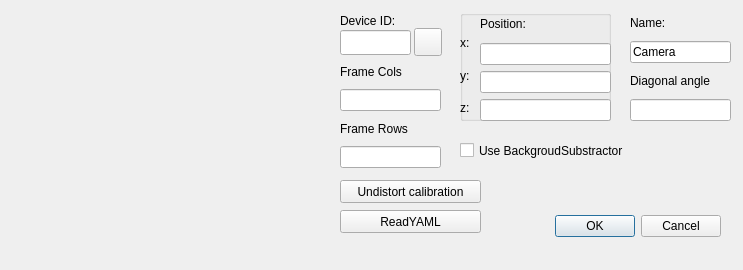
kaajo/WebCamCap, file WebCamCap2/gui/addcamera.ui: the form before one commit.
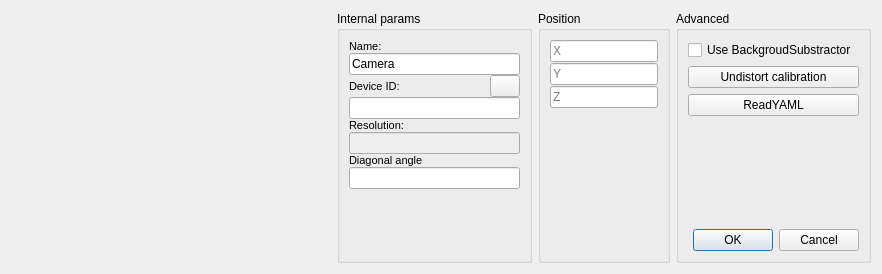
The form after the commit. Icons and pictures are not drawn. Custom widgets are drawn as their Qt base class.

Patch:
```diff
--- a/WebCamCap2/gui/addcamera.ui
+++ b/WebCamCap2/gui/addcamera.ui
@@ -9,14 +9,14 @@
    <rect>
     <x>0</x>
     <y>0</y>
-    <width>743</width>
-    <height>270</height>
+    <width>882</width>
+    <height>274</height>
    </rect>
   </property>
   <property name="minimumSize">
    <size>
     <width>438</width>
-    <height>180</height>
+    <height>250</height>
    </size>
   </property>
   <property name="windowTitle">
@@ -25,40 +25,52 @@
   <property name="modal">
    <bool>false</bool>
   </property>
-  <widget class="QDialogButtonBox" name="buttonBox">
-   <property name="geometry">
-    <rect>
-     <x>490</x>
-     <y>210</y>
-     <width>231</width>
-     <height>32</height>
-    </rect>
-   </property>
-   <property name="layoutDirection">
-    <enum>Qt::LeftToRight</enum>
-   </property>
-   <property name="orientation">
-    <enum>Qt::Horizontal</enum>
-   </property>
-   <property name="standardButtons">
-    <set>QDialogButtonBox::Cancel|QDialogButtonBox::Ok</set>
-   </property>
-   <property name="centerButtons">
-    <bool>false</bool>
-   </property>
-  </widget>
-  <widget class="QWidget" name="layoutWidget">
-   <property name="geometry">
-    <rect>
-     <x>630</x>
-     <y>10</y>
-     <width>101</width>
-     <height>111</height>
-    </rect>
-   </property>
-   <layout class="QVBoxLayout" name="verticalLayout_3">
+  <layout class="QHBoxLayout" name="horizontalLayout_4">
+   <item>
+    <widget class="QtOpenCVViewerGl" name="glImage" native="true">
+     <property name="minimumSize">
+      <size>
+       <width>320</width>
+       <height>240</height>
+      </size>
+     </property>
+     <property name="maximumSize">
+      <size>
+       <width>320</width>
+       <height>240</height>
+      </size>
+     </property>
+    </widget>
+   </item>
+   <item>
+    <widget class="QGroupBox" name="groupBox">
+     <property name="sizePolicy">
+      <sizepolicy hsizetype="Expanding" vsizetype="Expanding">
+       <horstretch>0</horstretch>
+       <verstretch>0</verstretch>
+      </sizepolicy>
+     </property>
+     <property name="title">
+      <string>Internal params</string>
+     </property>
+     <layout class="QVBoxLayout" name="verticalLayout_2">
+      <property name="spacing">
+       <number>0</number>
+      </property>
     <item>
      <widget class="QLabel" name="nameLabel">
+        <property name="sizePolicy">
+         <sizepolicy hsizetype="Minimum" vsizetype="Preferred">
+          <horstretch>0</horstretch>
+          <verstretch>0</verstretch>
+         </sizepolicy>
+        </property>
+        <property name="font">
+         <font>
+          <pointsize>8</pointsize>
+          <italic>false</italic>
+         </font>
+        </property>
       <property name="text">
        <string>Name:</string>
       </property>
@@ -66,6 +78,12 @@
     </item>
     <item>
      <widget class="QLineEdit" name="name">
+        <property name="sizePolicy">
+         <sizepolicy hsizetype="Minimum" vsizetype="Fixed">
+          <horstretch>0</horstretch>
+          <verstretch>0</verstretch>
+         </sizepolicy>
+        </property>
       <property name="text">
        <string>Camera</string>
       </property>
@@ -75,29 +93,44 @@
      </widget>
     </item>
     <item>
-     <widget class="QLabel" name="diagonalFovLabel">
+       <layout class="QHBoxLayout" name="horizontalLayout_2">
+        <item>
+         <widget class="QLabel" name="device">
+          <property name="sizePolicy">
+           <sizepolicy hsizetype="Minimum" vsizetype="Preferred">
+            <horstretch>0</horstretch>
+            <verstretch>0</verstretch>
+           </sizepolicy>
+          </property>
+          <property name="font">
+           <font>
+            <pointsize>8</pointsize>
+           </font>
+          </property>
       <property name="text">
-       <string>Diagonal angle</string>
+           <string>Device ID:</string>
       </property>
      </widget>
     </item>
     <item>
-     <widget class="QLineEdit" name="diagonalFov">
-      <property name="autoFillBackground">
-       <bool>false</bool>
-      </property>
-     </widget>
-    </item>
-   </layout>
-  </widget>
   <widget class="QPushButton" name="Play_ID">
-   <property name="geometry">
-    <rect>
-     <x>414</x>
-     <y>28</y>
-     <width>28</width>
-     <height>28</height>
-    </rect>
+          <property name="sizePolicy">
+           <sizepolicy hsizetype="Fixed" vsizetype="Minimum">
+            <horstretch>0</horstretch>
+            <verstretch>0</verstretch>
+           </sizepolicy>
+          </property>
+          <property name="minimumSize">
+           <size>
+            <width>20</width>
+            <height>20</height>
+           </size>
+          </property>
+          <property name="maximumSize">
+           <size>
+            <width>30</width>
+            <height>25</height>
+           </size>
    </property>
    <property name="toolTip">
     <string>Turn on camera</string>
@@ -125,360 +158,242 @@
     <bool>false</bool>
    </property>
   </widget>
+        </item>
+       </layout>
+      </item>
+      <item>
   <widget class="QLineEdit" name="usbId">
-   <property name="geometry">
-    <rect>
-     <x>340</x>
-     <y>30</y>
-     <width>71</width>
-     <height>25</height>
-    </rect>
-   </property>
-  </widget>
-  <widget class="QLabel" name="device">
-   <property name="geometry">
-    <rect>
-     <x>340</x>
-     <y>10</y>
-     <width>91</width>
-     <height>21</height>
-    </rect>
-   </property>
+        <property name="sizePolicy">
+         <sizepolicy hsizetype="Minimum" vsizetype="Fixed">
+          <horstretch>0</horstretch>
+          <verstretch>0</verstretch>
+         </sizepolicy>
+        </property>
+        <property name="inputMethodHints">
+         <set>Qt::ImhDigitsOnly</set>
+        </property>
+       </widget>
+      </item>
+      <item>
+       <widget class="QLabel" name="resolutionLabel">
+        <property name="sizePolicy">
+         <sizepolicy hsizetype="MinimumExpanding" vsizetype="Preferred">
+          <horstretch>0</horstretch>
+          <verstretch>0</verstretch>
+         </sizepolicy>
+        </property>
+        <property name="font">
+         <font>
+          <pointsize>8</pointsize>
+         </font>
+        </property>
    <property name="text">
-    <string>Device ID:</string>
-   </property>
-  </widget>
-  <widget class="QGroupBox" name="groupBox">
-   <property name="geometry">
-    <rect>
-     <x>460</x>
-     <y>10</y>
-     <width>151</width>
-     <height>111</height>
-    </rect>
-   </property>
+         <string>Resolution:</string>
+        </property>
+       </widget>
+      </item>
+      <item>
+       <widget class="QLineEdit" name="resolution">
+        <property name="enabled">
+         <bool>false</bool>
+        </property>
+        <property name="sizePolicy">
+         <sizepolicy hsizetype="Minimum" vsizetype="Fixed">
+          <horstretch>0</horstretch>
+          <verstretch>0</verstretch>
+         </sizepolicy>
+        </property>
+       </widget>
+      </item>
+      <item>
+       <widget class="QLabel" name="diagonalFovLabel">
+        <property name="sizePolicy">
+         <sizepolicy hsizetype="Minimum" vsizetype="Preferred">
+          <horstretch>0</horstretch>
+          <verstretch>0</verstretch>
+         </sizepolicy>
+        </property>
+        <property name="font">
+         <font>
+          <pointsize>8</pointsize>
+         </font>
+        </property>
+        <property name="text">
+         <string>Diagonal angle</string>
+        </property>
+       </widget>
+      </item>
+      <item>
+       <widget class="QLineEdit" name="diagonalFov">
+        <property name="sizePolicy">
+         <sizepolicy hsizetype="Minimum" vsizetype="Fixed">
+          <horstretch>0</horstretch>
+          <verstretch>0</verstretch>
+         </sizepolicy>
+        </property>
+        <property name="toolTip">
+         <string>Diagonal field of view in degrees</string>
+        </property>
+        <property name="autoFillBackground">
+         <bool>false</bool>
+        </property>
+       </widget>
+      </item>
+      <item>
+       <spacer name="verticalSpacer">
+        <property name="orientation">
+         <enum>Qt::Vertical</enum>
+        </property>
+        <property name="sizeHint" stdset="0">
+         <size>
+          <width>20</width>
+          <height>40</height>
+         </size>
+        </property>
+       </spacer>
+      </item>
+     </layout>
+    </widget>
+   </item>
+   <item>
+    <widget class="QGroupBox" name="groupBox_3">
    <property name="title">
-    <string/>
-   </property>
-   <widget class="QWidget" name="layoutWidget">
-    <property name="geometry">
-     <rect>
-      <x>20</x>
-      <y>0</y>
-      <width>131</width>
-      <height>111</height>
-     </rect>
+      <string>Position</string>
     </property>
     <layout class="QVBoxLayout" name="verticalLayout">
-     <item>
-      <widget class="QLabel" name="Position">
-       <property name="text">
-        <string>Position:</string>
-       </property>
-      </widget>
-     </item>
+      <property name="spacing">
+       <number>1</number>
+      </property>
      <item>
       <widget class="QLineEdit" name="X">
+        <property name="sizePolicy">
+         <sizepolicy hsizetype="Minimum" vsizetype="Fixed">
+          <horstretch>0</horstretch>
+          <verstretch>0</verstretch>
+         </sizepolicy>
+        </property>
        <property name="inputMethodHints">
         <set>Qt::ImhDigitsOnly</set>
        </property>
+        <property name="placeholderText">
+         <string>X</string>
+        </property>
       </widget>
      </item>
      <item>
       <widget class="QLineEdit" name="Y">
+        <property name="sizePolicy">
+         <sizepolicy hsizetype="Minimum" vsizetype="Fixed">
+          <horstretch>0</horstretch>
+          <verstretch>0</verstretch>
+         </sizepolicy>
+        </property>
        <property name="inputMethodHints">
         <set>Qt::ImhDigitsOnly</set>
        </property>
+        <property name="placeholderText">
+         <string>Y</string>
+        </property>
       </widget>
      </item>
      <item>
       <widget class="QLineEdit" name="Z">
+        <property name="sizePolicy">
+         <sizepolicy hsizetype="Minimum" vsizetype="Fixed">
+          <horstretch>0</horstretch>
+          <verstretch>0</verstretch>
+         </sizepolicy>
+        </property>
        <property name="inputMethodHints">
         <set>Qt::ImhDigitsOnly</set>
        </property>
-      </widget>
-     </item>
-    </layout>
-   </widget>
-   <widget class="QWidget" name="layoutWidget">
-    <property name="geometry">
-     <rect>
-      <x>0</x>
-      <y>20</y>
-      <width>16</width>
-      <height>91</height>
-     </rect>
-    </property>
-    <layout class="QVBoxLayout" name="verticalLayout_2">
-     <item>
-      <widget class="QLabel" name="x">
-       <property name="text">
-        <string>x:</string>
-       </property>
+        <property name="placeholderText">
+         <string>Z</string>
+        </property>
       </widget>
      </item>
      <item>
-      <widget class="QLabel" name="y">
-       <property name="text">
-        <string>y:</string>
-       </property>
-      </widget>
-     </item>
-     <item>
-      <widget class="QLabel" name="z">
-       <property name="text">
-        <string>z:</string>
-       </property>
-      </widget>
+       <spacer name="verticalSpacer_2">
+        <property name="orientation">
+         <enum>Qt::Vertical</enum>
+        </property>
+        <property name="sizeHint" stdset="0">
+         <size>
+          <width>20</width>
+          <height>40</height>
+         </size>
+        </property>
+       </spacer>
      </item>
     </layout>
    </widget>
-  </widget>
-  <widget class="QWidget" name="verticalLayoutWidget">
-   <property name="geometry">
-    <rect>
-     <x>340</x>
-     <y>60</y>
-     <width>101</width>
-     <height>108</height>
-    </rect>
+   </item>
+   <item>
+    <widget class="QGroupBox" name="groupBox_2">
+     <property name="title">
+      <string>Advanced</string>
    </property>
    <layout class="QVBoxLayout" name="verticalLayout_4">
     <item>
-     <widget class="QLabel" name="FrameXLabel">
-      <property name="text">
-       <string>Frame Cols</string>
-      </property>
-     </widget>
-    </item>
-    <item>
-     <widget class="QLineEdit" name="FrameX"/>
-    </item>
-    <item>
-     <widget class="QLabel" name="FrameYLabel">
-      <property name="text">
-       <string>Frame Rows</string>
-      </property>
-     </widget>
-    </item>
-    <item>
-     <widget class="QLineEdit" name="FrameY"/>
-    </item>
-   </layout>
-  </widget>
   <widget class="QCheckBox" name="useBackgroundSub">
-   <property name="geometry">
-    <rect>
-     <x>460</x>
-     <y>140</y>
-     <width>191</width>
-     <height>21</height>
-    </rect>
-   </property>
    <property name="text">
     <string>Use BackgroudSubstractor</string>
    </property>
   </widget>
-  <widget class="QLabel" name="warning">
-   <property name="geometry">
-    <rect>
-     <x>350</x>
-     <y>205</y>
-     <width>201</width>
-     <height>21</height>
-    </rect>
-   </property>
-   <property name="palette">
-    <palette>
-     <active>
-      <colorrole role="WindowText">
-       <brush brushstyle="SolidPattern">
-        <color alpha="255">
-         <red>232</red>
-         <green>0</green>
-         <blue>0</blue>
-        </color>
-       </brush>
-      </colorrole>
-      <colorrole role="Text">
-       <brush brushstyle="SolidPattern">
-        <color alpha="255">
-         <red>255</red>
-         <green>0</green>
-         <blue>0</blue>
-        </color>
-       </brush>
-      </colorrole>
-      <colorrole role="BrightText">
-       <brush brushstyle="SolidPattern">
-        <color alpha="255">
-         <red>254</red>
-         <green>246</green>
-         <blue>255</blue>
-        </color>
-       </brush>
-      </colorrole>
-      <colorrole role="ButtonText">
-       <brush brushstyle="SolidPattern">
-        <color alpha="255">
-         <red>252</red>
-         <green>0</green>
-         <blue>0</blue>
-        </color>
-       </brush>
-      </colorrole>
-      <colorrole role="ToolTipText">
-       <brush brushstyle="SolidPattern">
-        <color alpha="255">
-         <red>255</red>
-         <green>0</green>
-         <blue>0</blue>
-        </color>
-       </brush>
-      </colorrole>
-     </active>
-     <inactive>
-      <colorrole role="WindowText">
-       <brush brushstyle="SolidPattern">
-        <color alpha="255">
-         <red>232</red>
-         <green>0</green>
-         <blue>0</blue>
-        </color>
-       </brush>
-      </colorrole>
-      <colorrole role="Text">
-       <brush brushstyle="SolidPattern">
-        <color alpha="255">
-         <red>255</red>
-         <green>0</green>
-         <blue>0</blue>
-        </color>
-       </brush>
-      </colorrole>
-      <colorrole role="BrightText">
-       <brush brushstyle="SolidPattern">
-        <color alpha="255">
-         <red>254</red>
-         <green>246</green>
-         <blue>255</blue>
-        </color>
-       </brush>
-      </colorrole>
-      <colorrole role="ButtonText">
-       <brush brushstyle="SolidPattern">
-        <color alpha="255">
-         <red>252</red>
-         <green>0</green>
-         <blue>0</blue>
-        </color>
-       </brush>
-      </colorrole>
-      <colorrole role="ToolTipText">
-       <brush brushstyle="SolidPattern">
-        <color alpha="255">
-         <red>255</red>
-         <green>0</green>
-         <blue>0</blue>
-        </color>
-       </brush>
-      </colorrole>
-     </inactive>
-     <disabled>
-      <colorrole role="WindowText">
-       <brush brushstyle="SolidPattern">
-        <color alpha="255">
-         <red>190</red>
-         <green>190</green>
-         <blue>190</blue>
-        </color>
-       </brush>
-      </colorrole>
-      <colorrole role="Text">
-       <brush brushstyle="SolidPattern">
-        <color alpha="255">
-         <red>190</red>
-         <green>190</green>
-         <blue>190</blue>
-        </color>
-       </brush>
-      </colorrole>
-      <colorrole role="BrightText">
-       <brush brushstyle="SolidPattern">
-        <color alpha="255">
-         <red>254</red>
-         <green>246</green>
-         <blue>255</blue>
-        </color>
-       </brush>
-      </colorrole>
-      <colorrole role="ButtonText">
-       <brush brushstyle="SolidPattern">
-        <color alpha="255">
-         <red>190</red>
-         <green>190</green>
-         <blue>190</blue>
-        </color>
-       </brush>
-      </colorrole>
-      <colorrole role="ToolTipText">
-       <brush brushstyle="SolidPattern">
-        <color alpha="255">
-         <red>255</red>
-         <green>0</green>
-         <blue>0</blue>
-        </color>
-       </brush>
-      </colorrole>
-     </disabled>
-    </palette>
-   </property>
-   <property name="font">
-    <font>
-     <weight>75</weight>
-     <bold>true</bold>
-    </font>
-   </property>
-   <property name="text">
-    <string/>
-   </property>
-  </widget>
-  <widget class="QtOpenCVViewerGl" name="glImage" native="true">
-   <property name="geometry">
-    <rect>
-     <x>10</x>
-     <y>0</y>
-     <width>320</width>
-     <height>240</height>
-    </rect>
-   </property>
-  </widget>
+      </item>
+      <item>
   <widget class="QPushButton" name="calibButton">
-   <property name="geometry">
-    <rect>
-     <x>340</x>
-     <y>180</y>
-     <width>141</width>
-     <height>23</height>
-    </rect>
-   </property>
    <property name="text">
     <string>Undistort calibration</string>
    </property>
   </widget>
+      </item>
+      <item>
   <widget class="QPushButton" name="readYAML">
-   <property name="geometry">
-    <rect>
-     <x>340</x>
-     <y>210</y>
-     <width>141</width>
-     <height>23</height>
-    </rect>
-   </property>
    <property name="text">
     <string>ReadYAML</string>
    </property>
   </widget>
+      </item>
+      <item>
+       <spacer name="verticalSpacer_3">
+        <property name="orientation">
+         <enum>Qt::Vertical</enum>
+        </property>
+        <property name="sizeHint" stdset="0">
+         <size>
+          <width>20</width>
+          <height>90</height>
+         </size>
+        </property>
+       </spacer>
+      </item>
+      <item>
+       <widget class="QDialogButtonBox" name="buttonBox">
+        <property name="sizePolicy">
+         <sizepolicy hsizetype="Minimum" vsizetype="Fixed">
+          <horstretch>0</horstretch>
+          <verstretch>0</verstretch>
+         </sizepolicy>
+        </property>
+        <property name="layoutDirection">
+         <enum>Qt::LeftToRight</enum>
+        </property>
+        <property name="orientation">
+         <enum>Qt::Horizontal</enum>
+        </property>
+        <property name="standardButtons">
+         <set>QDialogButtonBox::Cancel|QDialogButtonBox::Ok</set>
+        </property>
+        <property name="centerButtons">
+         <bool>false</bool>
+        </property>
+       </widget>
+      </item>
+     </layout>
+    </widget>
+   </item>
+  </layout>
  </widget>
  <customwidgets>
   <customwidget>
```
Left out of the diff: 2 changed lines with no effect on the pictures. Lines whose indentation alone changed are shown as unchanged.
